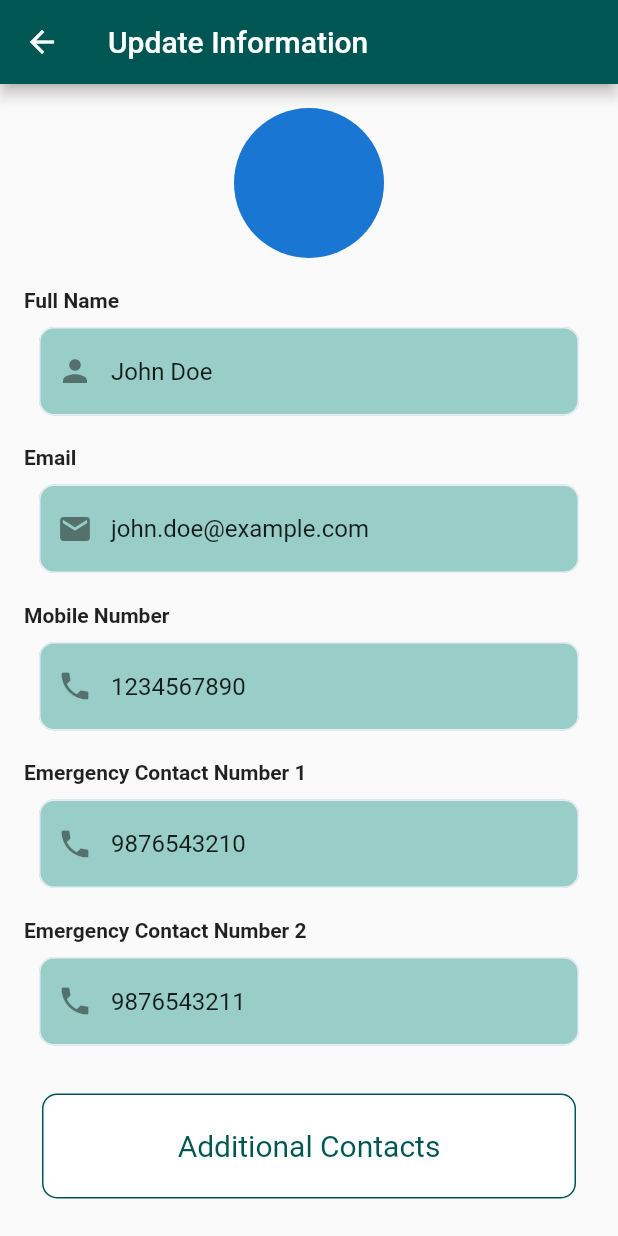
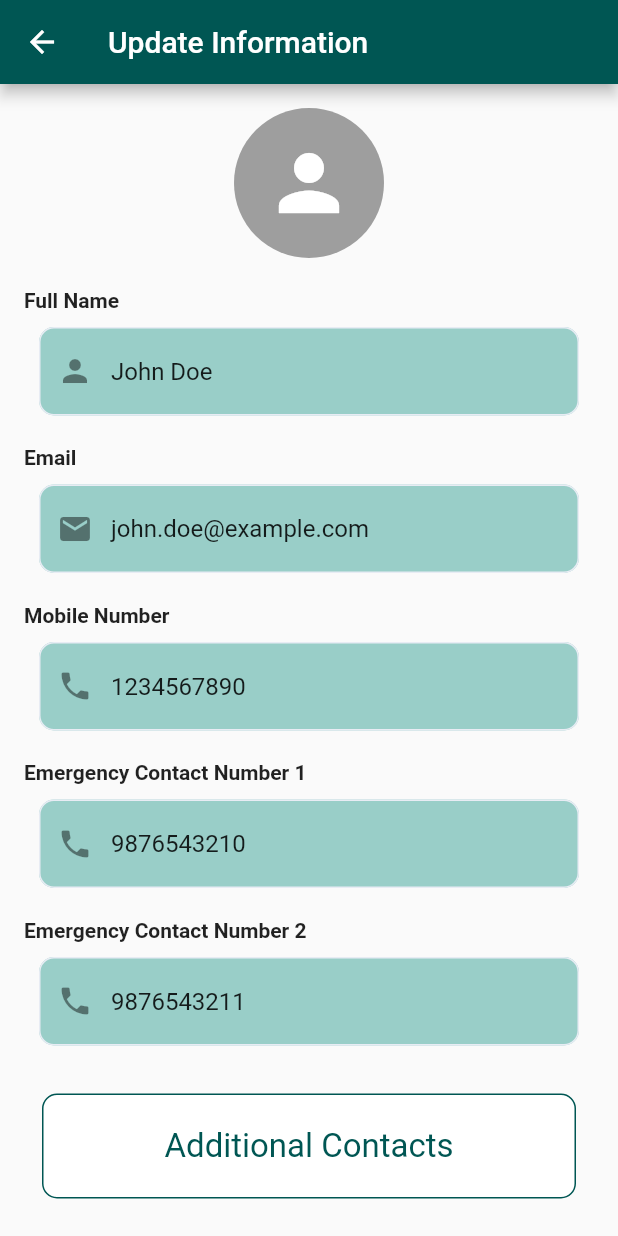
Before and after one commit to Praneetha29/Kavach, a Flutter app: the UpdateInformationPage screen opened directly, on a phone screen of 412 x 824 dp. Run offline on Flutter 3.47's test engine with Material 2 defaults, Android fonts, the phone set to English and light mode, and no system bars; our stand-ins replace flutter_screenutil, geolocator, google_maps_flutter, line_awesome_flutter.

Commit message:
fix: custom button style fix

```diff
--- a/kavach_app/lib/Screens/UpdateInformationPage.dart
+++ b/kavach_app/lib/Screens/UpdateInformationPage.dart
@@ -19,9 +19,18 @@ class UpdateInformationPage extends StatelessWidget {
             crossAxisAlignment: CrossAxisAlignment.center,
             children: [
               // Profile Picture
-              CircleAvatar(
-                radius: 50,
-                // You can add the profile picture logic here
+              Container(
+                width: 100,
+                height: 100,
+                decoration: BoxDecoration(
+                  color: Colors.grey,
+                  shape: BoxShape.circle,
+                ),
+                child: Icon(
+                  Icons.person,
+                  color: Colors.white,
+                  size: 60,
+                ),
               ),
               SizedBox(height: 20),
 
@@ -89,21 +98,14 @@ class UpdateInformationPage extends StatelessWidget {
 
               SizedBox(height: 20),
 
-              // Save and Cancel Buttons
-              Row(
-                mainAxisAlignment: MainAxisAlignment.center,
-                children: [
-                  Expanded(
-                    child: CustomizedButton(
+              // Save Button
+              CustomizedButton(
                 buttonText: 'Save',
                 buttonColor: Color(0XFF005653),
                 textColor: Colors.white,
                 onPressed: () {
                   // Handle save logic
                 },
-                    ),
-                  ),
-                ],
               ),
             ],
           ),
--- a/kavach_app/lib/Screens/welcome_screen.dart
+++ b/kavach_app/lib/Screens/welcome_screen.dart
@@ -48,6 +48,7 @@ class WelcomeScreen extends StatelessWidget {
               CustomizedButton(
                 buttonText: "Register",
                 buttonColor: Colors.white,
+                borderColor: Color(0XFF005653),
                 textColor: const Color(0XFF005653),
                 onPressed: () {
                    Navigator.push(context,
--- a/kavach_app/lib/widgets/customized_button.dart
+++ b/kavach_app/lib/widgets/customized_button.dart
@@ -1,18 +1,18 @@
-// Update in customized_button.dart
+
 import 'package:flutter/material.dart';
 
 class CustomizedButton extends StatelessWidget {
   final String? buttonText;
   final Color? buttonColor;
   final Color? textColor;
-  final Color? borderColor; // Added borderColor
+  final Color? borderColor;
   final VoidCallback? onPressed;
   const CustomizedButton({
     Key? key,
     this.buttonText,
     this.buttonColor,
     this.textColor,
-    this.borderColor, // Added borderColor
+    this.borderColor,
     this.onPressed,
   }) : super(key: key);
 
@@ -28,13 +28,17 @@ class CustomizedButton extends StatelessWidget {
           width: MediaQuery.of(context).size.width,
           decoration: BoxDecoration(
             color: buttonColor,
-            border: Border.all(width: 1, color: borderColor ?? Colors.transparent), // Updated borderColor
+            border: Border.all(width: 1, color: borderColor ?? Colors.transparent),
             borderRadius: BorderRadius.circular(10),
           ),
           child: Center(
             child: Text(
               buttonText!,
-              style: TextStyle(color: textColor!, fontSize: 20),
+              style: TextStyle(
+                color: textColor!,
+                fontSize: 22,
+                fontWeight: FontWeight.w400,
+              ),
             ),
           ),
         ),
```
Lines whose indentation alone changed are shown as unchanged.
